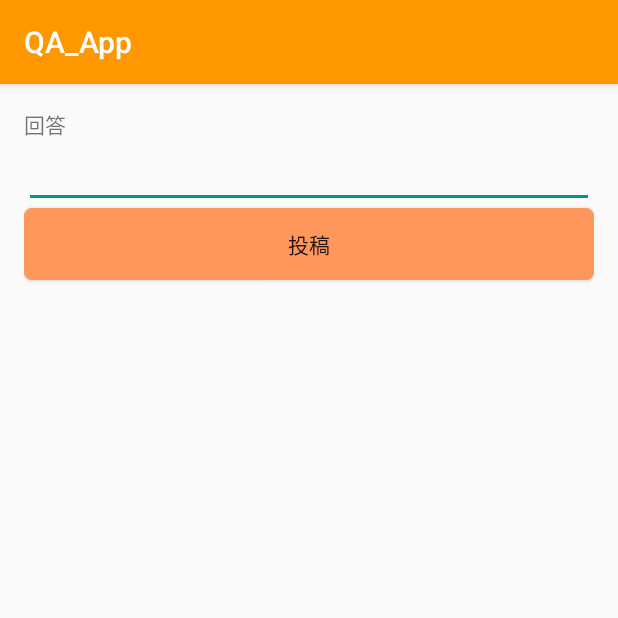
After one commit to tomohiro-isobe/QA_App, an Android app: the AnswerSendActivity screen opened directly, with no data from a screen before it, on a phone screen of 412 x 824 dp, the top half of it. The commit adds this screen. Run offline under Robolectric (Android 15) with nearby library versions, the phone set to English and light mode, and no system bars; our stand-ins replace Firebase (no records; nobody signed in at launch, a user with empty details on screens opened directly); 1 statement that could not run was skipped.

Commit message:
answer_add

```diff
--- /dev/null
+++ b/app/src/main/java/jp/techacademy/isobe/tomohiro/qa_app/AnswerSendActivity.java
@@ -0,0 +1,93 @@
+package jp.techacademy.isobe.tomohiro.qa_app;
+
+import android.app.ProgressDialog;
+import android.content.Context;
+import android.content.SharedPreferences;
+import android.preference.PreferenceManager;
+import android.support.design.widget.Snackbar;
+import android.support.v7.app.AppCompatActivity;
+import android.os.Bundle;
+import android.view.View;
+import android.view.inputmethod.InputMethodManager;
+import android.widget.Button;
+import android.widget.EditText;
+
+import com.google.firebase.auth.FirebaseAuth;
+import com.google.firebase.database.DatabaseError;
+import com.google.firebase.database.DatabaseReference;
+import com.google.firebase.database.FirebaseDatabase;
+
+import java.util.HashMap;
+import java.util.Map;
+
+public class AnswerSendActivity extends AppCompatActivity implements View.OnClickListener, DatabaseReference.CompletionListener {
+
+    private EditText mAnswerEditText;
+    private Question mQuestion;
+    private ProgressDialog mProgress;
+
+    @Override
+    protected void onCreate(Bundle savedInstanceState) {
+        super.onCreate(savedInstanceState);
+        setContentView(R.layout.activity_answer_send);
+
+        // 渡ってきたQuestionのオブジェクトを保持する
+        Bundle extras = getIntent().getExtras();
+        mQuestion = (Question) extras.get("question");
+
+        // UIの準備
+        mAnswerEditText = (EditText) findViewById(R.id.answerEditText);
+        mProgress = new ProgressDialog(this);
+        mProgress.setMessage("投稿中...");
+
+        Button sendButton = (Button) findViewById(R.id.sendButton);
+        sendButton.setOnClickListener(this);
+    }
+
+    @Override
+    public void onClick(View v) {
+        // キーボードが出てたら閉じる
+        InputMethodManager im = (InputMethodManager)getSystemService(Context.INPUT_METHOD_SERVICE);
+        im.hideSoftInputFromWindow(v.getWindowToken(), InputMethodManager.HIDE_NOT_ALWAYS);
+
+        DatabaseReference databaseReference = FirebaseDatabase.getInstance().getReference();
+        DatabaseReference answerRef = databaseReference.child(Const.ContentsPATH).child(String.valueOf(mQuestion.getGenre())).child(mQuestion.getQuestionUid()).child(Const.AnswersPATH);
+
+        Map<String, String> data = new HashMap<String, String>();
+
+        // UID
+        data.put("uid", FirebaseAuth.getInstance().getCurrentUser().getUid());
+
+        // 表示名
+        // Preferenceから名前を取る
+        SharedPreferences sp = PreferenceManager.getDefaultSharedPreferences(this);
+        String name = sp.getString(Const.NameKEY, "");
+        data.put("name", name);
+
+        // 回答を取得する
+        String answer = mAnswerEditText.getText().toString();
+
+        if (answer.length() == 0) {
+            // 回答が入力されていない時はエラーを表示するだけ
+            Snackbar.make(v, "回答を入力してください", Snackbar.LENGTH_LONG).show();
+            return;
+        }
+        data.put("body", answer);
+
+        mProgress.show();
+        answerRef.push().setValue(data, this);
+    }
+
+    @Override
+    public void onComplete(DatabaseError databaseError, DatabaseReference databaseReference) {
+        mProgress.dismiss();
+
+        if (databaseError == null) {
+            finish();
+        } else {
+            Snackbar.make(findViewById(android.R.id.content), "投稿に失敗しました", Snackbar.LENGTH_LONG).show();
+        }
+    }
+
+
+}
--- /dev/null
+++ b/app/src/main/res/layout/activity_answer_send.xml
@@ -0,0 +1,39 @@
+<?xml version="1.0" encoding="utf-8"?>
+<RelativeLayout xmlns:android="http://schemas.android.com/apk/res/android"
+    xmlns:app="http://schemas.android.com/apk/res-auto"
+    xmlns:tools="http://schemas.android.com/tools"
+    android:layout_width="match_parent"
+    android:layout_height="match_parent"
+    android:paddingBottom="16dp"
+    android:paddingLeft="16dp"
+    android:paddingRight="16dp"
+    android:paddingTop="16dp"
+    tools:context=".AnswerSendActivity">
+
+
+    <TextView
+        android:layout_width="wrap_content"
+        android:layout_height="wrap_content"
+        android:text="回答"
+        android:id="@+id/textView"
+        android:layout_alignParentTop="true"
+        android:layout_alignParentStart="true"/>
+
+    <EditText
+        android:layout_width="match_parent"
+        android:layout_height="wrap_content"
+        android:id="@+id/answerEditText"
+        android:maxLines="10"
+        android:layout_below="@+id/textView"
+        android:layout_alignParentStart="true"/>
+
+    <Button
+        android:layout_width="match_parent"
+        android:layout_height="wrap_content"
+        android:text="投稿"
+        android:id="@+id/sendButton"
+        android:background="@drawable/custom_button"
+        android:layout_below="@+id/answerEditText"
+        android:layout_alignParentStart="true"/>
+
+</RelativeLayout>
```
Also changed, not shown: app/src/main/AndroidManifest.xml (+9 -9 lines), app/src/main/java/jp/techacademy/isobe/tomohiro/qa_app/MainActivity.java (+12 -0 lines), app/src/main/java/jp/techacademy/isobe/tomohiro/qa_app/QuestionDetailActivity.java (added, +114 -0 lines), app/src/main/java/jp/techacademy/isobe/tomohiro/qa_app/QuestionDetailListAdapter.java (added, +95 -0 lines), app/src/main/res/layout/activity_question_detail.xml (added, +31 -0 lines), app/src/main/res/layout/list_answer.xml (added, +23 -0 lines), app/src/main/res/layout/list_question_detail.xml (added, +34 -0 lines).
